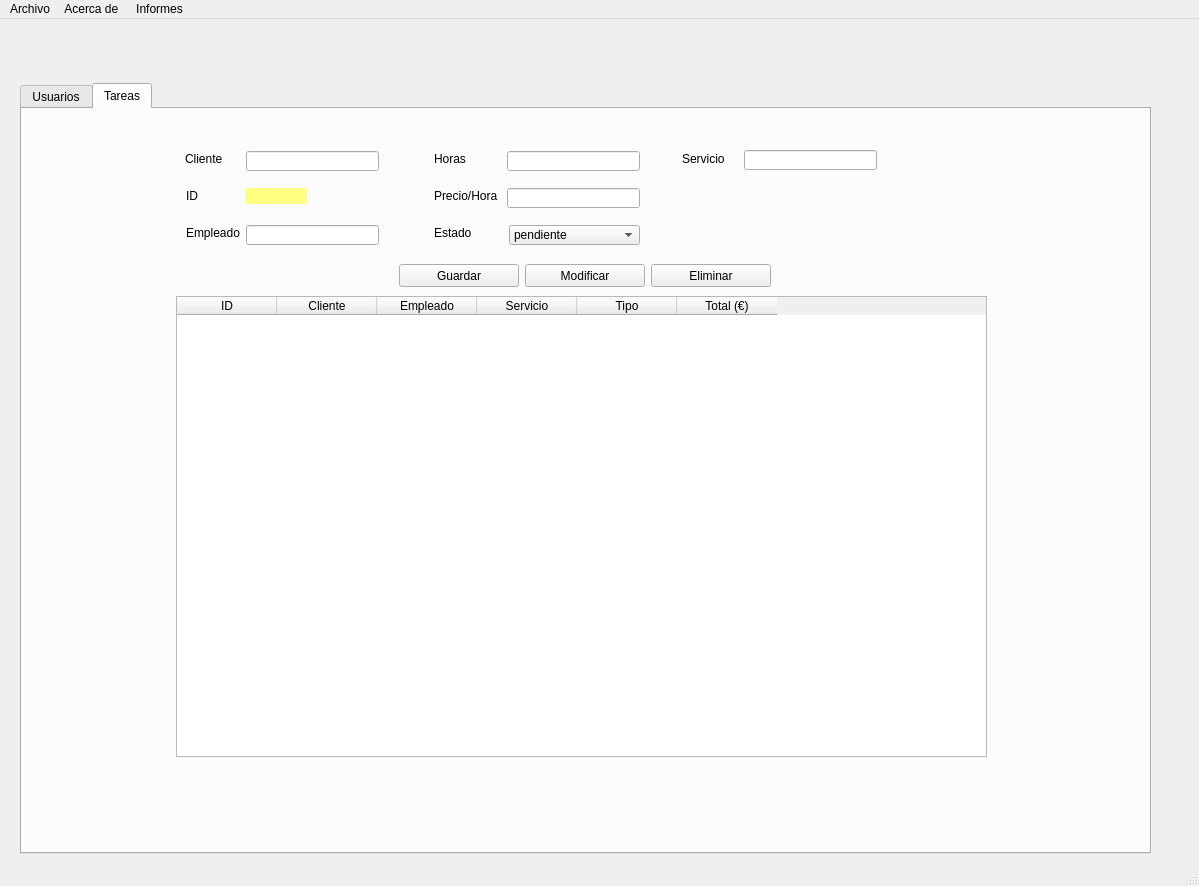
First picture: the form in templates/window.ui, repository antonrubii/recuperaAnton, before the edit.
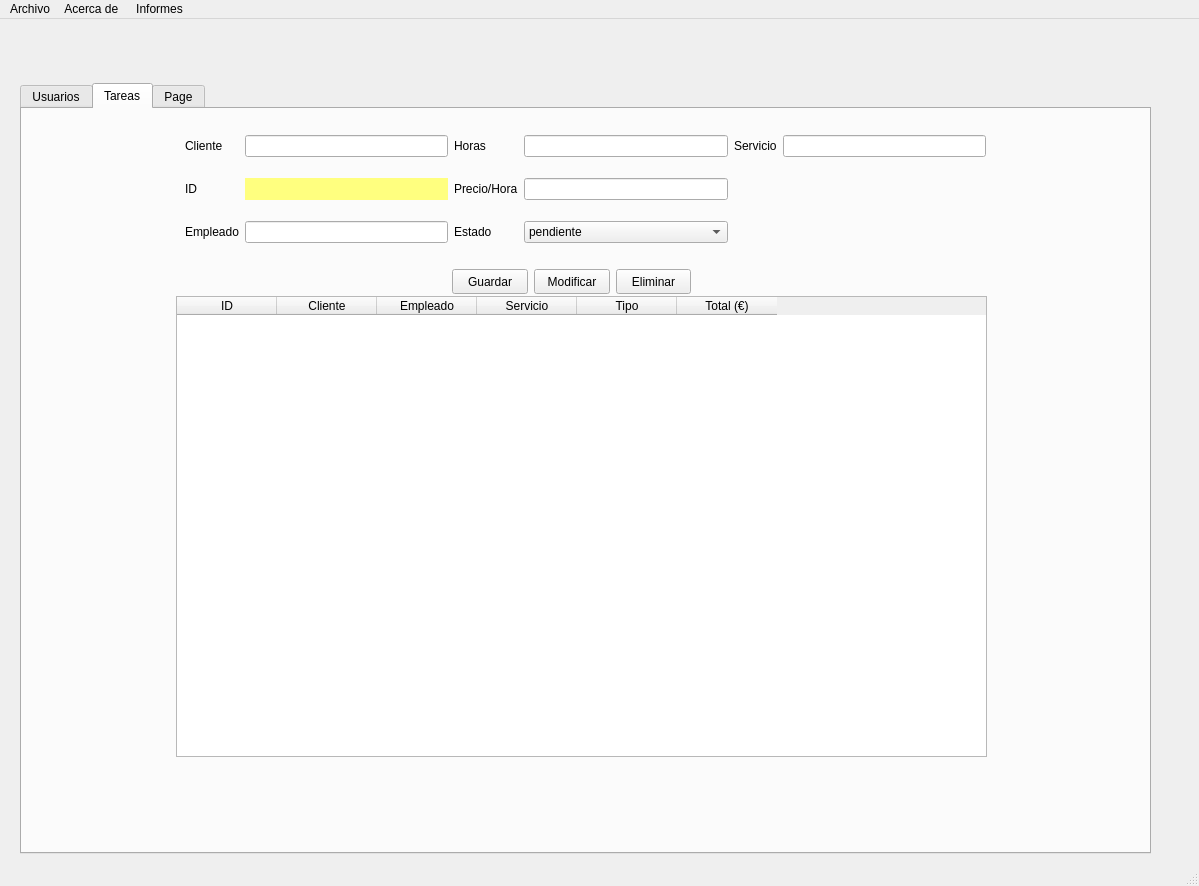
Second picture: the form after the edit. The open tabs and pages were chosen to show the change.

Commit message: layouts y panel nuevo

```diff
--- a/templates/window.ui
+++ b/templates/window.ui
@@ -345,220 +345,6 @@
        <string/>
       </property>
      </widget>
-     <widget class="QLabel" name="lblCliente">
-      <property name="geometry">
-       <rect>
-        <x>163</x>
-        <y>42</y>
-        <width>41</width>
-        <height>16</height>
-       </rect>
-      </property>
-      <property name="text">
-       <string>Cliente</string>
-      </property>
-     </widget>
-     <widget class="QLineEdit" name="lineCliente">
-      <property name="geometry">
-       <rect>
-        <x>224</x>
-        <y>42</y>
-        <width>133</width>
-        <height>20</height>
-       </rect>
-      </property>
-     </widget>
-     <widget class="QLabel" name="lblHoras">
-      <property name="geometry">
-       <rect>
-        <x>412</x>
-        <y>42</y>
-        <width>51</width>
-        <height>16</height>
-       </rect>
-      </property>
-      <property name="text">
-       <string>Horas</string>
-      </property>
-     </widget>
-     <widget class="QLineEdit" name="lineHoras">
-      <property name="geometry">
-       <rect>
-        <x>485</x>
-        <y>42</y>
-        <width>133</width>
-        <height>20</height>
-       </rect>
-      </property>
-     </widget>
-     <widget class="QLabel" name="lblServicio">
-      <property name="geometry">
-       <rect>
-        <x>660</x>
-        <y>42</y>
-        <width>51</width>
-        <height>16</height>
-       </rect>
-      </property>
-      <property name="text">
-       <string>Servicio</string>
-      </property>
-     </widget>
-     <widget class="QLineEdit" name="lineServicio">
-      <property name="geometry">
-       <rect>
-        <x>722</x>
-        <y>41</y>
-        <width>133</width>
-        <height>20</height>
-       </rect>
-      </property>
-     </widget>
-     <widget class="QLabel" name="label">
-      <property name="geometry">
-       <rect>
-        <x>164</x>
-        <y>79</y>
-        <width>21</width>
-        <height>16</height>
-       </rect>
-      </property>
-      <property name="text">
-       <string>ID</string>
-      </property>
-     </widget>
-     <widget class="QLabel" name="lblPrecio_Hora">
-      <property name="geometry">
-       <rect>
-        <x>412</x>
-        <y>79</y>
-        <width>71</width>
-        <height>16</height>
-       </rect>
-      </property>
-      <property name="text">
-       <string>Precio/Hora</string>
-      </property>
-     </widget>
-     <widget class="QLineEdit" name="linePrecio_Hora">
-      <property name="geometry">
-       <rect>
-        <x>485</x>
-        <y>79</y>
-        <width>133</width>
-        <height>20</height>
-       </rect>
-      </property>
-     </widget>
-     <widget class="QLineEdit" name="lineEdmpleado">
-      <property name="geometry">
-       <rect>
-        <x>224</x>
-        <y>116</y>
-        <width>133</width>
-        <height>20</height>
-       </rect>
-      </property>
-     </widget>
-     <widget class="QLabel" name="lblEmpleado">
-      <property name="geometry">
-       <rect>
-        <x>164</x>
-        <y>116</y>
-        <width>61</width>
-        <height>16</height>
-       </rect>
-      </property>
-      <property name="text">
-       <string>Empleado</string>
-      </property>
-     </widget>
-     <widget class="QLabel" name="lblEstado">
-      <property name="geometry">
-       <rect>
-        <x>412</x>
-        <y>116</y>
-        <width>41</width>
-        <height>16</height>
-       </rect>
-      </property>
-      <property name="text">
-       <string>Estado</string>
-      </property>
-     </widget>
-     <widget class="QLabel" name="lblid">
-      <property name="geometry">
-       <rect>
-        <x>224</x>
-        <y>79</y>
-        <width>61</width>
-        <height>16</height>
-       </rect>
-      </property>
-      <property name="styleSheet">
-       <string notr="true">background-color:rgb(255, 255, 127)</string>
-      </property>
-      <property name="text">
-       <string/>
-      </property>
-     </widget>
-     <widget class="QPushButton" name="btnAltaTarea">
-      <property name="geometry">
-       <rect>
-        <x>377</x>
-        <y>155</y>
-        <width>120</width>
-        <height>23</height>
-       </rect>
-      </property>
-      <property name="maximumSize">
-       <size>
-        <width>120</width>
-        <height>25</height>
-       </size>
-      </property>
-      <property name="text">
-       <string>Guardar</string>
-      </property>
-     </widget>
-     <widget class="QPushButton" name="btnBajaTarea">
-      <property name="geometry">
-       <rect>
-        <x>629</x>
-        <y>155</y>
-        <width>120</width>
-        <height>23</height>
-       </rect>
-      </property>
-      <property name="maximumSize">
-       <size>
-        <width>120</width>
-        <height>25</height>
-       </size>
-      </property>
-      <property name="text">
-       <string>Eliminar</string>
-      </property>
-     </widget>
-     <widget class="QPushButton" name="btnModifTarea">
-      <property name="geometry">
-       <rect>
-        <x>503</x>
-        <y>155</y>
-        <width>120</width>
-        <height>23</height>
-       </rect>
-      </property>
-      <property name="maximumSize">
-       <size>
-        <width>120</width>
-        <height>25</height>
-       </size>
-      </property>
-      <property name="text">
-       <string>Modificar</string>
-      </property>
-     </widget>
      <widget class="QTableWidget" name="tabTareas">
       <property name="geometry">
        <rect>
@@ -608,36 +394,172 @@
        </property>
       </column>
      </widget>
-     <widget class="QComboBox" name="cmbEstado">
+     <widget class="QWidget" name="">
       <property name="geometry">
        <rect>
-        <x>487</x>
-        <y>116</y>
-        <width>131</width>
-        <height>20</height>
+        <x>430</x>
+        <y>160</y>
+        <width>239</width>
+        <height>25</height>
        </rect>
       </property>
-      <item>
-       <property name="text">
-        <string>pendiente</string>
-       </property>
-      </item>
-      <item>
-       <property name="text">
-        <string>en curso</string>
-       </property>
-      </item>
-      <item>
-       <property name="text">
-        <string>finalizado</string>
-       </property>
-      </item>
-      <item>
-       <property name="text">
-        <string>facturada</string>
-       </property>
-      </item>
+      <layout class="QHBoxLayout" name="horizontalLayout">
+       <item>
+        <widget class="QPushButton" name="btnAltaTarea">
+         <property name="maximumSize">
+          <size>
+           <width>120</width>
+           <height>25</height>
+          </size>
+         </property>
+         <property name="text">
+          <string>Guardar</string>
+         </property>
+        </widget>
+       </item>
+       <item>
+        <widget class="QPushButton" name="btnModifTarea">
+         <property name="maximumSize">
+          <size>
+           <width>120</width>
+           <height>25</height>
+          </size>
+         </property>
+         <property name="text">
+          <string>Modificar</string>
+         </property>
+        </widget>
+       </item>
+       <item>
+        <widget class="QPushButton" name="btnBajaTarea">
+         <property name="maximumSize">
+          <size>
+           <width>120</width>
+           <height>25</height>
+          </size>
+         </property>
+         <property name="text">
+          <string>Eliminar</string>
+         </property>
+        </widget>
+       </item>
+      </layout>
      </widget>
+     <widget class="QWidget" name="">
+      <property name="geometry">
+       <rect>
+        <x>163</x>
+        <y>11</y>
+        <width>801</width>
+        <height>141</height>
+       </rect>
+      </property>
+      <layout class="QGridLayout" name="gridLayout_3">
+       <item row="0" column="0">
+        <widget class="QLabel" name="lblCliente">
+         <property name="text">
+          <string>Cliente</string>
+         </property>
+        </widget>
+       </item>
+       <item row="0" column="1">
+        <widget class="QLineEdit" name="lineCliente"/>
+       </item>
+       <item row="0" column="2">
+        <widget class="QLabel" name="lblHoras">
+         <property name="text">
+          <string>Horas</string>
+         </property>
+        </widget>
+       </item>
+       <item row="0" column="3">
+        <widget class="QLineEdit" name="lineHoras"/>
+       </item>
+       <item row="0" column="4">
+        <widget class="QLabel" name="lblServicio">
+         <property name="text">
+          <string>Servicio</string>
+         </property>
+        </widget>
+       </item>
+       <item row="0" column="5">
+        <widget class="QLineEdit" name="lineServicio"/>
+       </item>
+       <item row="1" column="0">
+        <widget class="QLabel" name="label">
+         <property name="text">
+          <string>ID</string>
+         </property>
+        </widget>
+       </item>
+       <item row="1" column="1">
+        <widget class="QLabel" name="lblid">
+         <property name="styleSheet">
+          <string notr="true">background-color:rgb(255, 255, 127)</string>
+         </property>
+         <property name="text">
+          <string/>
+         </property>
+        </widget>
+       </item>
+       <item row="1" column="2">
+        <widget class="QLabel" name="lblPrecio_Hora">
+         <property name="text">
+          <string>Precio/Hora</string>
+         </property>
+        </widget>
+       </item>
+       <item row="1" column="3">
+        <widget class="QLineEdit" name="linePrecio_Hora"/>
+       </item>
+       <item row="2" column="0">
+        <widget class="QLabel" name="lblEmpleado">
+         <property name="text">
+          <string>Empleado</string>
+         </property>
+        </widget>
+       </item>
+       <item row="2" column="1">
+        <widget class="QLineEdit" name="lineEdmpleado"/>
+       </item>
+       <item row="2" column="2">
+        <widget class="QLabel" name="lblEstado">
+         <property name="text">
+          <string>Estado</string>
+         </property>
+        </widget>
+       </item>
+       <item row="2" column="3">
+        <widget class="QComboBox" name="cmbEstado">
+         <item>
+          <property name="text">
+           <string>pendiente</string>
+          </property>
+         </item>
+         <item>
+          <property name="text">
+           <string>en curso</string>
+          </property>
+         </item>
+         <item>
+          <property name="text">
+           <string>finalizado</string>
+          </property>
+         </item>
+         <item>
+          <property name="text">
+           <string>facturada</string>
+          </property>
+         </item>
+        </widget>
+       </item>
+      </layout>
+     </widget>
+    </widget>
+    <widget class="QWidget" name="tab_3">
+     <attribute name="title">
+      <string>Page</string>
+     </attribute>
     </widget>
    </widget>
   </widget>
```
Left out of the diff: 4 changed lines with no effect on the pictures. The commit also changes 1 other file.
